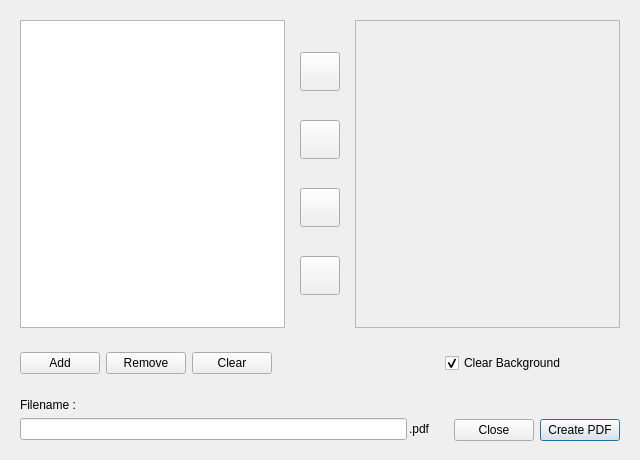
The window that files/window.ui (ksharindam/ebook-maker) describes before a commit, drawn with Qt 5.
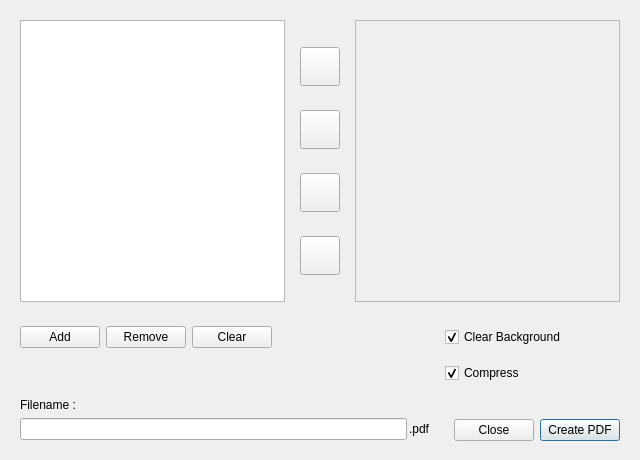
The same window after the commit. Icons and pictures are not drawn.

What changed in the file:
```diff
--- a/files/window.ui
+++ b/files/window.ui
@@ -144,7 +144,7 @@
            <x>0</x>
            <y>0</y>
            <width>263</width>
-           <height>300</height>
+           <height>273</height>
           </rect>
          </property>
          <layout class="QVBoxLayout" name="verticalLayout2"/>
@@ -209,7 +209,7 @@
      </layout>
     </widget>
    </item>
-   <item row="2" column="0">
+   <item row="3" column="0">
     <widget class="QWidget" name="widget_5" native="true">
      <layout class="QGridLayout" name="gridLayout_2">
       <property name="horizontalSpacing">
@@ -235,7 +235,7 @@
      </layout>
     </widget>
    </item>
-   <item row="2" column="1">
+   <item row="3" column="1">
     <widget class="QWidget" name="widget_3" native="true">
      <layout class="QHBoxLayout" name="horizontalLayout_4">
       <property name="topMargin">
@@ -289,6 +289,9 @@
    </item>
    <item row="1" column="1">
     <widget class="QCheckBox" name="clearBgBtn">
+     <property name="toolTip">
+      <string>Convert to Monochrome image</string>
+     </property>
      <property name="text">
       <string>Clear Background</string>
      </property>
@@ -297,6 +300,19 @@
      </property>
     </widget>
    </item>
+   <item row="2" column="1">
+    <widget class="QCheckBox" name="compressBtn">
+     <property name="toolTip">
+      <string>Compress color image</string>
+     </property>
+     <property name="text">
+      <string>Compress</string>
+     </property>
+     <property name="checked">
+      <bool>true</bool>
+     </property>
+    </widget>
+   </item>
   </layout>
  </widget>
  <resources>
```
